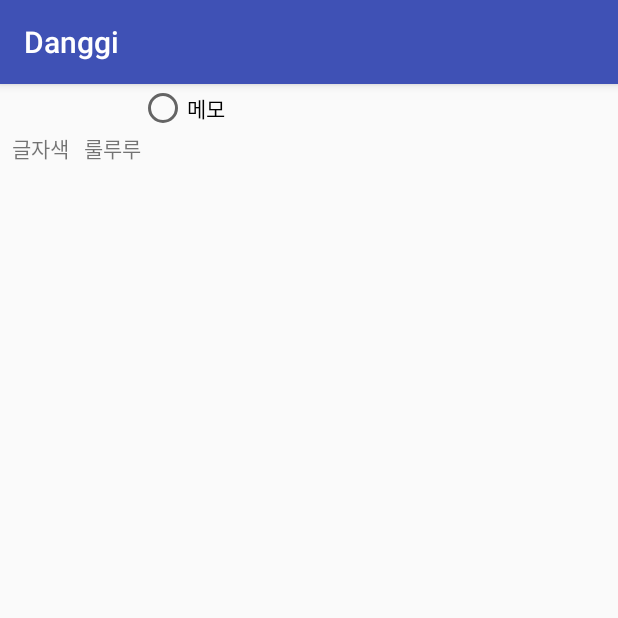
After one commit to Jiyunn/DangGi, an Android app: the SettingActivity screen opened directly, with no data from a screen before it, on a phone screen of 412 x 824 dp, the top half of it. The commit adds this screen. Run offline under Robolectric (Android 15) with nearby library versions, the phone set to English and light mode, and no system bars; our stand-ins replace data binding.

Commit message:
#10-위젯 기능추가

```diff
--- a/app/src/main/java/me/jy/danggi/activities/MainActivity.java
+++ b/app/src/main/java/me/jy/danggi/activities/MainActivity.java
@@ -16,10 +16,10 @@ import java.util.ArrayList;
 import java.util.List;
 
 import me.jy.danggi.R;
-import me.jy.danggi.adapter.MemoAdapter;
+import me.jy.danggi.activities.adapter.MemoAdapter;
 import me.jy.danggi.database.DataHelper;
 import me.jy.danggi.databinding.ActivityMainBinding;
-import me.jy.danggi.model.Memo;
+import me.jy.danggi.activities.model.Memo;
 
 public class MainActivity extends AppCompatActivity {
 
@@ -61,7 +61,7 @@ public class MainActivity extends AppCompatActivity {
                 startActivity(new Intent(getApplicationContext(), WriteActivity.class));
                 return true;
             default:
-                return super.onOptionsItemSelected(item);
+                return true;
         }
 
     }
--- /dev/null
+++ b/app/src/main/java/me/jy/danggi/activities/SettingActivity.java
@@ -0,0 +1,30 @@
+package me.jy.danggi.activities;
+
+import android.databinding.DataBindingUtil;
+import android.os.Bundle;
+import android.support.v7.app.AppCompatActivity;
+import android.view.View;
+
+import me.jy.danggi.R;
+import me.jy.danggi.fragment.WidgetDialogFragment;
+import me.jy.danggi.databinding.ActivitySettingBinding;
+
+public class SettingActivity extends AppCompatActivity {
+
+    ActivitySettingBinding binding;
+
+    @Override
+    protected void onCreate(Bundle savedInstanceState) {
+        super.onCreate(savedInstanceState);
+        binding = DataBindingUtil.setContentView(this, R.layout.activity_setting);
+        binding.setSetting(this);
+    }
+    public void onMemoRadioClick(View v ){
+        WidgetDialogFragment dialogFragment = new WidgetDialogFragment();
+        dialogFragment.show(getFragmentManager(), "dd");
+    }
+
+
+
+
+}
--- a/app/src/main/java/me/jy/danggi/adapter/MemoAdapter.java
+++ b/app/src/main/java/me/jy/danggi/activities/adapter/MemoAdapter.java
@@ -1,4 +1,4 @@
-package me.jy.danggi.adapter;
+package me.jy.danggi.activities.adapter;
 
 import android.databinding.DataBindingUtil;
 import android.support.v7.widget.RecyclerView;
@@ -10,7 +10,7 @@ import java.util.List;
 
 import me.jy.danggi.R;
 import me.jy.danggi.databinding.ItemMemoBinding;
-import me.jy.danggi.model.Memo;
+import me.jy.danggi.activities.model.Memo;
 
 /**
  * Created by JY on 2018-01-12.
--- a/app/src/main/java/me/jy/danggi/model/Memo.java
+++ b/app/src/main/java/me/jy/danggi/activities/model/Memo.java
@@ -1,4 +1,4 @@
-package me.jy.danggi.model;
+package me.jy.danggi.activities.model;
 
 /**
  * Created by JY on 2018-01-12.
--- /dev/null
+++ b/app/src/main/res/layout/activity_setting.xml
@@ -0,0 +1,57 @@
+<?xml version="1.0" encoding="utf-8"?>
+<layout
+    xmlns:android="http://schemas.android.com/apk/res/android"
+    xmlns:app="http://schemas.android.com/apk/res-auto"
+    >
+    <data>
+        <variable
+            name="setting"
+            type="me.jy.danggi.activities.SettingActivity"/>
+    </data>
+
+<android.support.constraint.ConstraintLayout
+    android:layout_width="match_parent"
+    android:layout_height="match_parent"
+    android:paddingLeft="@dimen/basic_margin"
+    android:paddingRight="@dimen/basic_margin"
+    >
+    <RadioGroup
+        android:id="@+id/radio_select"
+        android:layout_width="match_parent"
+        android:layout_height="wrap_content"
+        style="@style/constraintTop"
+        android:weightSum="2"
+        android:orientation="horizontal"
+        android:gravity="center"
+        >
+        <RadioButton
+            android:layout_weight="1"
+            android:layout_width="wrap_content"
+            android:layout_height="wrap_content"
+            android:text="메모"
+            android:layout_gravity="center_horizontal"
+            android:onClick="onMemoRadioClick"
+            />
+    </RadioGroup>
+
+    <TextView
+        android:id="@+id/text_textcolor_info"
+        android:layout_width="wrap_content"
+        android:layout_height="wrap_content"
+        app:layout_constraintTop_toBottomOf="@+id/radio_select"
+        android:text="글자색"
+        />
+
+    <TextView
+        android:id="@+id/text_textcolor"
+        android:layout_width="wrap_content"
+        android:layout_height="wrap_content"
+        android:layout_marginStart="10dp"
+        android:text="룰루루"
+        app:layout_constraintTop_toTopOf="@+id/text_textcolor_info"
+        app:layout_constraintStart_toEndOf="@+id/text_textcolor_info"
+        />
+
+
+</android.support.constraint.ConstraintLayout>
+</layout>
--- a/app/src/main/res/layout/item_memo.xml
+++ b/app/src/main/res/layout/item_memo.xml
@@ -5,7 +5,7 @@
 
         <variable
             name="memo"
-            type="me.jy.danggi.model.Memo"
+            type="me.jy.danggi.activities.model.Memo"
             />
     </data>
 
--- a/app/src/main/res/values/colors.xml
+++ b/app/src/main/res/values/colors.xml
@@ -5,4 +5,5 @@
     <color name="colorAccent">#FF4081</color>
 
     <color name="colorBlack">#000000</color>
+    <color name="colorWhite">#FFFFFF</color>
 </resources>
--- /dev/null
+++ b/app/src/main/res/values/dimen.xml
@@ -0,0 +1,5 @@
+<?xml version="1.0" encoding="utf-8"?>
+<resources>
+    <dimen name="widget_margin">8dp</dimen>
+    <dimen name="basic_margin">8dp</dimen>
+</resources>
--- a/app/src/main/res/values/strings.xml
+++ b/app/src/main/res/values/strings.xml
@@ -2,4 +2,6 @@
     <string name="app_name">Danggi</string>
 
     <string name="save">저장하기</string>
+    <string name="click">클릭해주세요</string>
+    <string name="widget_label">Danggi (당신의  기록)</string>
 </resources>
--- a/app/src/main/res/values/styles.xml
+++ b/app/src/main/res/values/styles.xml
@@ -8,4 +8,12 @@
         <item name="colorAccent">@color/colorAccent</item>
     </style>
 
+
+
+    <style name="constraintTop">
+        <item name="layout_constraintTop_toTopOf">parent</item>
+        <item name="layout_constraintStart_toStartOf">parent</item>
+        <item name="layout_constraintEnd_toEndOf">parent</item>
+    </style>
+
 </resources>
```
Also changed, not shown: app/src/main/AndroidManifest.xml (+15 -1 lines), app/src/main/java/me/jy/danggi/activities/WriteActivity.java (+9 -1 lines), app/src/main/java/me/jy/danggi/database/MemoItem.java (added, +16 -0 lines), app/src/main/java/me/jy/danggi/fragment/WidgetDialogFragment.java (added, +100 -0 lines), app/src/main/java/me/jy/danggi/provider/NormalWidget.java (added, +37 -0 lines), app/src/main/res/layout/appwidget.xml (added, +22 -0 lines), app/src/main/res/layout/fragment_dialog.xml (added, +14 -0 lines), app/src/main/res/xml/appwidget_info.xml (added, +14 -0 lines).
